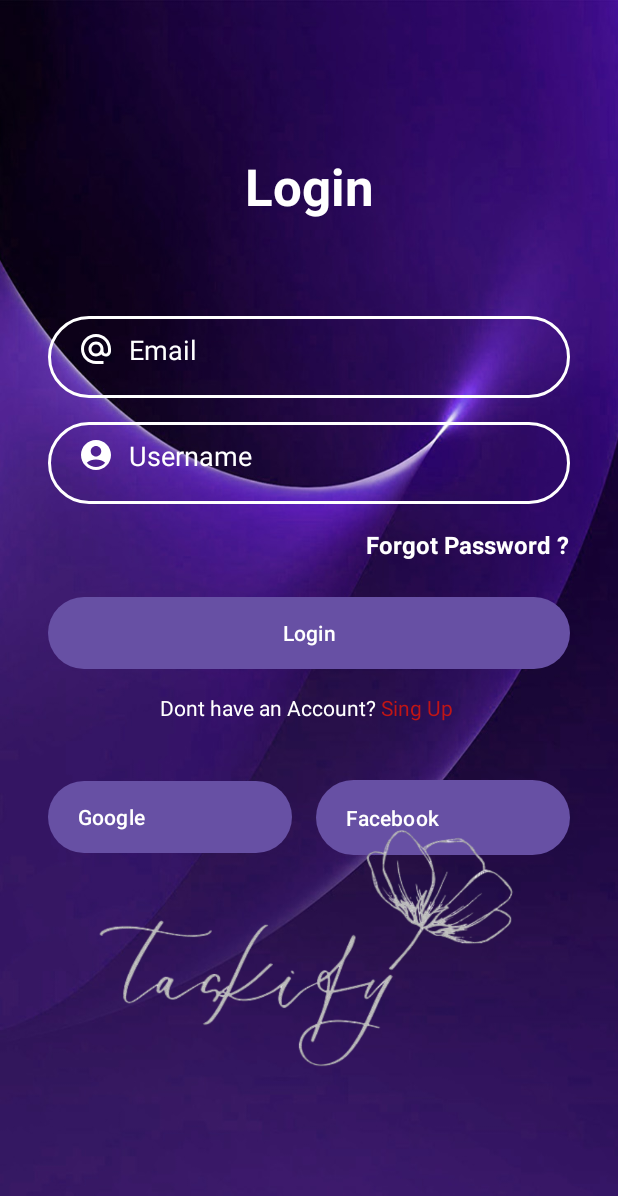
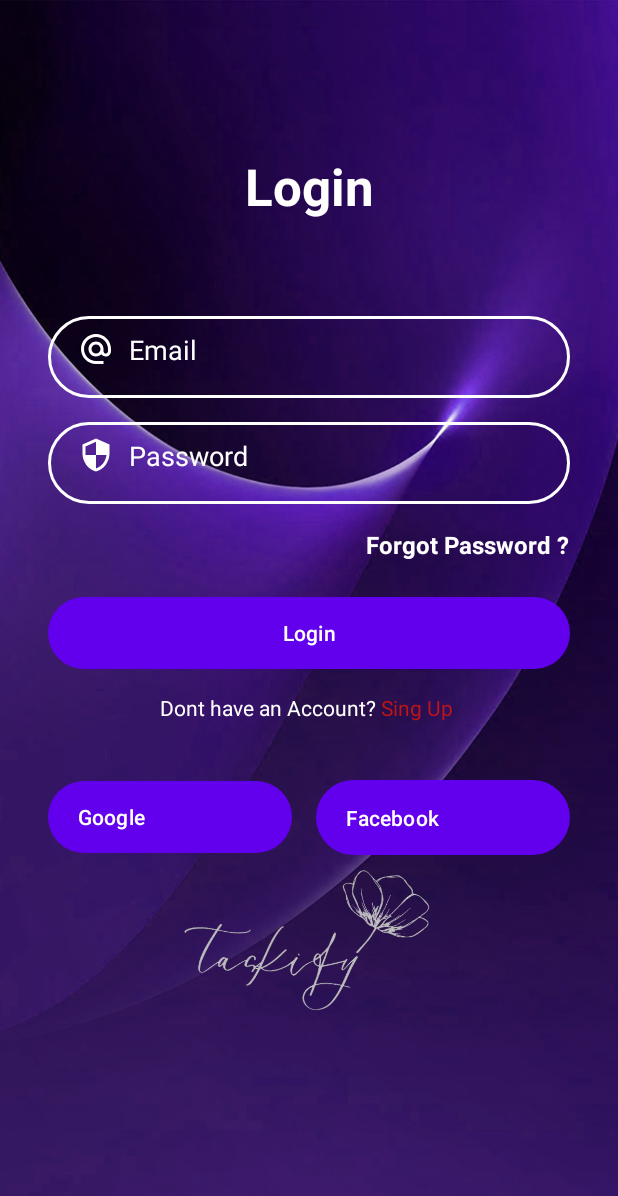
Before and after one commit to Wassila00/app-mobile-to-do-list, an Android app: the screen it shows after launch (LoginActivity), on a phone screen of 412 x 824 dp. Shown: the top 1196 px of the screen. Run offline under Robolectric (Android 15) with nearby library versions, the phone set to English and light mode, and no system bars.

Commit message:
database : signUp + login verification

```diff
--- a/app/src/main/java/com/example/sidebar/LoginActivity.java
+++ b/app/src/main/java/com/example/sidebar/LoginActivity.java
@@ -3,6 +3,8 @@ package com.example.sidebar;
 import android.content.Intent;
 import android.os.Bundle;
 import android.view.View;
+import android.widget.Button;
+import android.widget.EditText;
 import android.widget.TextView;
 import android.widget.Toast;
 
@@ -14,28 +16,64 @@ import androidx.core.view.WindowInsetsCompat;
 
 public class LoginActivity extends AppCompatActivity {
 
+    private EditText inputEmail, inputPassword;
+    private DatabaseHelper dbHelper;
+
     @Override
     protected void onCreate(Bundle savedInstanceState) {
         super.onCreate(savedInstanceState);
         EdgeToEdge.enable(this);
         setContentView(R.layout.activity_login);
-        TextView btn = findViewById(R.id.textViewSignUp);
-        if (btn != null) {
-            btn.setOnClickListener(new View.OnClickListener() {
-                @Override
-                public void onClick(View v) {
-                    Toast.makeText(LoginActivity.this, "Clicked!", Toast.LENGTH_SHORT).show();
-                    startActivity(new Intent(LoginActivity.this, RegisterActivity.class));
-                }
+
+        // Initialiser les vues
+        inputEmail = findViewById(R.id.inputEmail);
+        inputPassword = findViewById(R.id.inputPassword);
+        Button btnLogin = findViewById(R.id.btnlogin);
+        TextView signUpTextView = findViewById(R.id.textViewSignUp);
+
+        // Initialiser la base de données
+        dbHelper = new DatabaseHelper(this);
+
+        // Gestion des insets pour le design
+        View mainLayout = findViewById(R.id.main);
+        if (mainLayout != null) {
+            ViewCompat.setOnApplyWindowInsetsListener(mainLayout, (v, insets) -> {
+                Insets systemBars = insets.getInsets(WindowInsetsCompat.Type.systemBars());
+                v.setPadding(systemBars.left, systemBars.top, systemBars.right, systemBars.bottom);
+                return insets;
             });
-        } else {
-            Toast.makeText(this, "TextView Sign Up introuvable", Toast.LENGTH_SHORT).show();
         }
 
-        ViewCompat.setOnApplyWindowInsetsListener(findViewById(R.id.main), (v, insets) -> {
-            Insets systemBars = insets.getInsets(WindowInsetsCompat.Type.systemBars());
-            v.setPadding(systemBars.left, systemBars.top, systemBars.right, systemBars.bottom);
-            return insets;
+        // Vérification des identifiants
+        btnLogin.setOnClickListener(v -> {
+            String email = inputEmail.getText().toString().trim();
+            String password = inputPassword.getText().toString().trim();
+
+            // Vérifie que les champs ne sont pas vides
+            if (email.isEmpty() || password.isEmpty()) {
+                Toast.makeText(LoginActivity.this, "Tous les champs sont obligatoires", Toast.LENGTH_SHORT).show();
+                return;
+            }
+
+            // Vérifie les identifiants
+            boolean isValidUser = dbHelper.validateUser(email, password);
+            if (isValidUser) {
+                Toast.makeText(LoginActivity.this, "Connexion réussie !", Toast.LENGTH_SHORT).show();
+
+                // Rediriger vers MainActivity
+                Intent intent = new Intent(LoginActivity.this, MainActivity.class);
+                startActivity(intent);
+                finish();
+            } else {
+                Toast.makeText(LoginActivity.this, "Email ou mot de passe incorrect", Toast.LENGTH_SHORT).show();
+            }
+        });
+
+        // Gestion du bouton "Sign Up"
+        signUpTextView.setOnClickListener(v -> {
+            Intent intent = new Intent(LoginActivity.this, RegisterActivity.class);
+            startActivity(intent);
+            overridePendingTransition(android.R.anim.slide_in_left, android.R.anim.slide_out_right);
         });
     }
 }
--- a/app/src/main/res/layout/activity_login.xml
+++ b/app/src/main/res/layout/activity_login.xml
@@ -21,30 +21,6 @@
         app:layout_constraintStart_toStartOf="parent"
         app:layout_constraintTop_toTopOf="parent"
         app:layout_constraintVertical_bias="0.13" />
-
-    <EditText
-        android:id="@+id/inputPassword"
-        android:layout_width="0dp"
-        android:layout_height="wrap_content"
-        android:layout_marginStart="32dp"
-        android:layout_marginTop="16dp"
-        android:layout_marginEnd="32dp"
-        android:background="@drawable/input_bg"
-        android:drawableLeft="@drawable/ic_person"
-        android:drawablePadding="10dp"
-        android:ems="10"
-        android:hint="Username"
-        android:inputType="text"
-        android:paddingLeft="20dp"
-        android:paddingTop="10dp"
-        android:paddingRight="10dp"
-        android:paddingBottom="20dp"
-        android:textColorHint="@color/colorWhite"
-        app:layout_constraintEnd_toEndOf="parent"
-        app:layout_constraintHorizontal_bias="0.0"
-        app:layout_constraintStart_toStartOf="parent"
-        app:layout_constraintTop_toBottomOf="@+id/inputEmail" />
-
     <EditText
         android:id="@+id/inputEmail"
         android:layout_width="0dp"
@@ -60,11 +36,37 @@
         android:paddingTop="10dp"
         android:paddingRight="10dp"
         android:paddingBottom="20dp"
+        android:textColor="@color/colorWhite"
         android:textColorHint="@color/colorWhite"
         app:layout_constraintEnd_toEndOf="@+id/inputPassword"
         app:layout_constraintHorizontal_bias="0.133"
         app:layout_constraintStart_toStartOf="@+id/inputPassword"
         app:layout_constraintTop_toBottomOf="@+id/logo" />
+
+    <EditText
+        android:id="@+id/inputPassword"
+        android:layout_width="0dp"
+        android:layout_height="wrap_content"
+        android:layout_marginStart="32dp"
+        android:layout_marginTop="16dp"
+        android:layout_marginEnd="32dp"
+        android:background="@drawable/input_bg"
+        android:drawableLeft="@drawable/ic_security"
+        android:drawablePadding="10dp"
+        android:ems="10"
+        android:hint="Password"
+        android:inputType="textPassword"
+        android:paddingLeft="20dp"
+        android:paddingTop="10dp"
+        android:paddingRight="10dp"
+        android:paddingBottom="20dp"
+        android:textColor="@color/colorWhite"
+        android:textColorHint="@color/white"
+        app:layout_constraintEnd_toEndOf="parent"
+        app:layout_constraintHorizontal_bias="0.0"
+        app:layout_constraintStart_toStartOf="parent"
+        app:layout_constraintTop_toBottomOf="@+id/inputEmail" />
+
 
     <TextView
         android:id="@+id/forgotPassword"
@@ -154,10 +156,12 @@
 
     <ImageView
         android:id="@+id/imageView"
-        android:layout_width="316dp"
-        android:layout_height="303dp"
+        android:layout_width="270dp"
+        android:layout_height="180dp"
+        android:layout_marginTop="56dp"
         android:contentDescription="Logo Taskify"
         app:layout_constraintEnd_toEndOf="parent"
+        app:layout_constraintHorizontal_bias="0.496"
         app:layout_constraintStart_toStartOf="parent"
         app:layout_constraintTop_toBottomOf="@+id/linearLayout"
         app:srcCompat="@drawable/white_taskify" />
--- a/app/src/main/res/values-night/themes.xml
+++ b/app/src/main/res/values-night/themes.xml
@@ -1,7 +1,7 @@
 <resources xmlns:tools="http://schemas.android.com/tools">
-    <!-- Base application theme. -->
+    <!-- Thème principal pour la nuit -->
     <style name="Base.Theme.Sidebar" parent="Theme.Material3.DayNight.NoActionBar">
-        <!-- Customize your dark theme here. -->
-        <!-- <item name="colorPrimary">@color/my_dark_primary</item> -->
+        <item name="android:statusBarColor">@color/lavender_dark</item>
+        <item name="android:windowLightStatusBar">false</item>
     </style>
 </resources>
--- a/app/src/main/res/values/colors.xml
+++ b/app/src/main/res/values/colors.xml
@@ -9,4 +9,8 @@
     <color name="colorWhite">#FFFFFF</color>
     <color name="colorPrimaryDark">#3262C4</color>
     <color name="colorRed">#C11515</color>
+    <color name="colorAccent">#03DAC5</color>
+    <color name="colorPrimary">#6200EE</color>
+
+
 </resources>
--- a/app/src/main/res/values/styles.xml
+++ b/app/src/main/res/values/styles.xml
@@ -1,7 +1,11 @@
 <?xml version="1.0" encoding="utf-8"?>
 <resources>
-    <!--Base Application theme . -->
-    <style name="AppTheme" parent="Theme.AppCompat.Light.NoActionBar">
-        <item name="colorPrimaryDark"> @color/colorPrimaryDark</item>
+    <!-- Thème pour les écrans du menu -->
+    <style name="Theme.Menu" parent="Base.Theme.Sidebar">
+        <item name="colorPrimary">@color/colorPrimary</item>
+        <item name="colorPrimaryDark">@color/colorPrimaryDark</item>
+        <item name="colorAccent">@color/colorAccent</item>
+        <item name="android:windowBackground">@color/white</item>
+        <item name="android:textColor">@color/black</item>
     </style>
 </resources>
--- a/app/src/main/res/values/themes.xml
+++ b/app/src/main/res/values/themes.xml
@@ -1,9 +1,7 @@
 <resources xmlns:tools="http://schemas.android.com/tools">
-    <!-- Base application theme. -->
+    <!-- Thème principal pour le jour -->
     <style name="Base.Theme.Sidebar" parent="Theme.Material3.DayNight.NoActionBar">
-      <item name="android:statusBarColor">@color/lavender_light</item>
+        <item name="android:statusBarColor">@color/lavender_light</item>
         <item name="android:windowLightStatusBar">true</item>
     </style>
-
-    <style name="Theme.Menu" parent="Base.Theme.Sidebar" />
 </resources>
```
Also changed, not shown: app/src/main/AndroidManifest.xml (+5 -4 lines), app/src/main/java/com/example/sidebar/DatabaseHelper.java (+37 -0 lines), app/src/main/java/com/example/sidebar/RegisterActivity.java (+64 -7 lines), app/src/main/res/layout/activity_register3.xml (+37 -40 lines), build.gradle.kts (line endings or trailing spaces), 1 other file.
